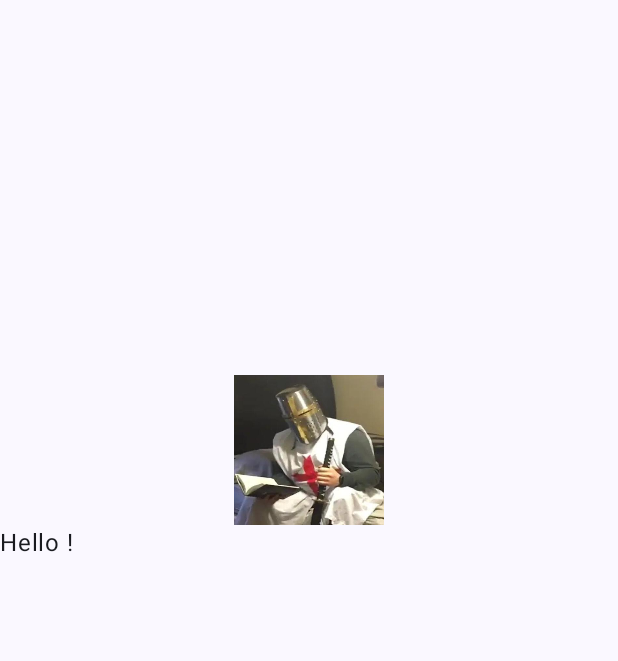
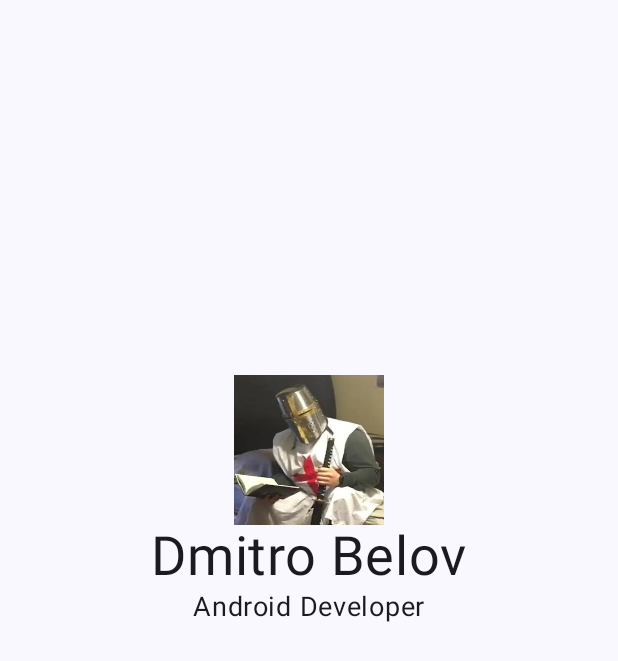
Before and after one commit to Azazak142/IPZ_CW_1_Belov, an Android app built with Jetpack Compose: the screen it shows after launch (MainActivity), on a phone screen of 412 x 824 dp. Shown: the top 661 px of the screen. Run offline under Robolectric (Android 15) with nearby library versions, the phone set to English and light mode, and no system bars.

Commit message:
added name and job

```diff
--- a/app/src/main/java/com/example/mycr1_belov/MainActivity.kt
+++ b/app/src/main/java/com/example/mycr1_belov/MainActivity.kt
@@ -21,6 +21,7 @@ import androidx.compose.ui.draw.clip
 import androidx.compose.ui.res.painterResource
 import androidx.compose.ui.tooling.preview.Preview
 import androidx.compose.ui.unit.dp
+import androidx.compose.ui.unit.sp
 import com.example.mycr1_belov.ui.theme.Mycr1_BelovTheme
 
 class MainActivity : ComponentActivity() {
@@ -58,13 +59,24 @@ fun MainWindow( modifier: Modifier = Modifier) {
                 modifier = Modifier
                     .size(100.dp)
             )
+
         }
+        Text(
+            text = "Dmitro Belov",
+            fontSize = 36.sp,
+            modifier = Modifier
+                //.padding(start = 12.dp, bottom = 23.dp)
+                .align(alignment = Alignment.CenterHorizontally)
+        )
+        Text(
+            text = "Android Developer",
+            fontSize = 18.sp,
+            modifier = Modifier
+                .align(alignment = Alignment.CenterHorizontally)
+
+        )
 
 
-        Text(
-            text = "Hello !",
-            modifier = modifier
-        )
 
     }
 }
```
